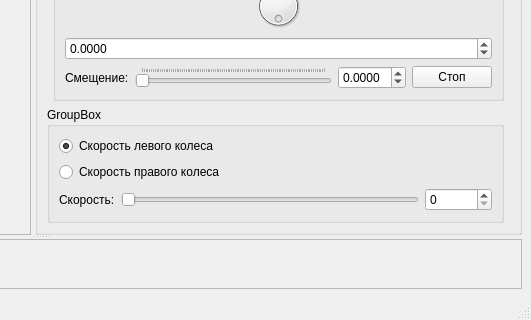
Above: python_test/interface/main_window.ui from AlexLexx706/robocar before the change; both pictures show x 450 to 981 and y 560 to 880 of the 981 by 880 pixel window. Below: the same form after it.
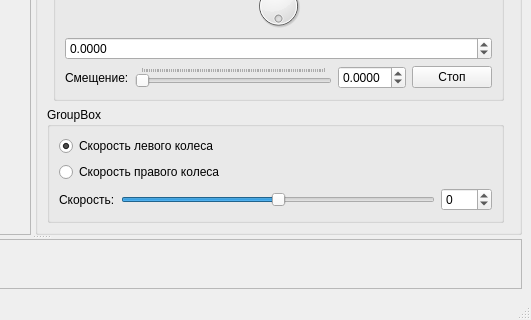
That is the form after the change.

The edit to the form file:
```diff
--- a/python_test/interface/main_window.ui
+++ b/python_test/interface/main_window.ui
@@ -578,10 +578,10 @@
               <item>
                <widget class="QSlider" name="horizontalSlider_speed">
                 <property name="minimum">
-                 <number>0</number>
+                 <number>-700</number>
                 </property>
                 <property name="maximum">
-                 <number>233003000</number>
+                 <number>700</number>
                 </property>
                 <property name="pageStep">
                  <number>10</number>
@@ -599,8 +599,11 @@
               </item>
               <item>
                <widget class="QSpinBox" name="spinBox">
+                <property name="minimum">
+                 <number>-700</number>
+                </property>
                 <property name="maximum">
-                 <number>233003000</number>
+                 <number>700</number>
                 </property>
                </widget>
               </item>
```
